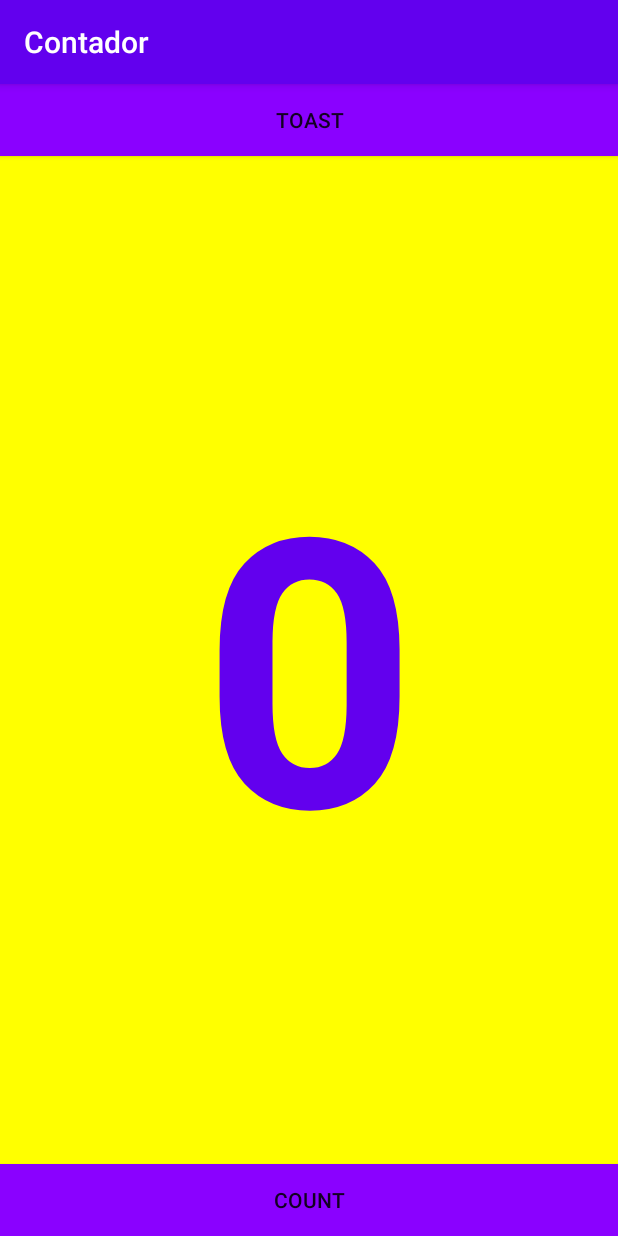
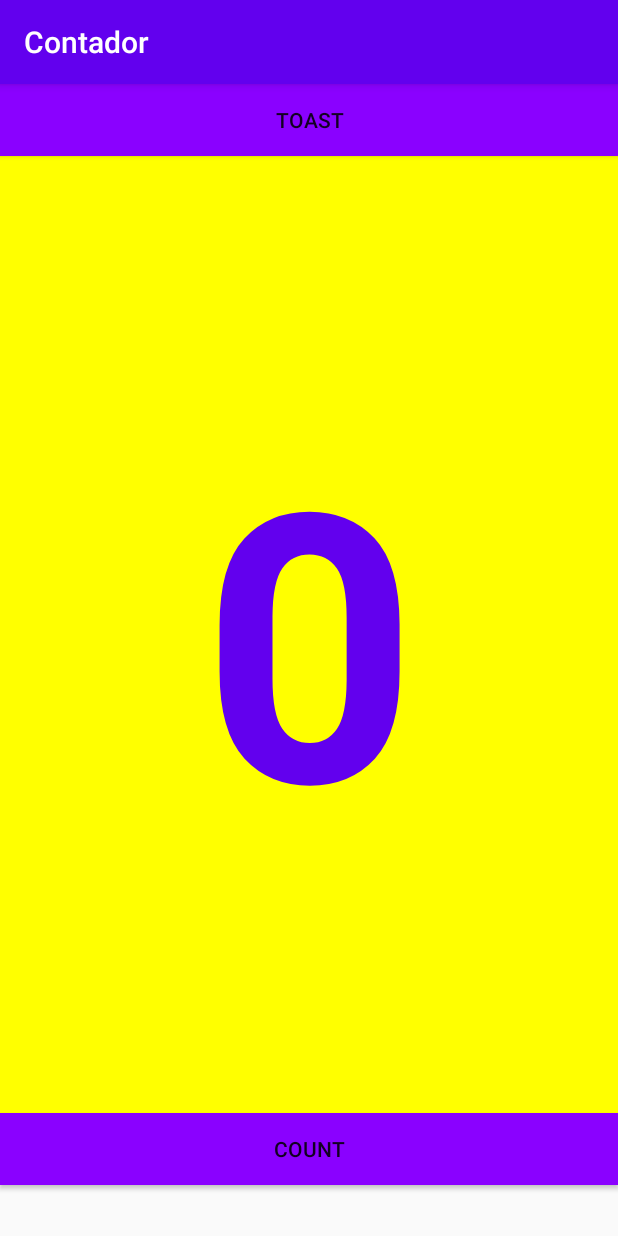
Before and after one commit to victorFdzCal/Contador, an Android app: the screen it shows after launch (MainActivity), on a phone screen of 412 x 824 dp. Run offline under Robolectric (Android 15) with nearby library versions, the phone set to English and light mode, and no system bars.

Commit message:
Hemos cambiado en la pantalla vertical constraintlayout por linearlayout

```diff
--- a/app/src/main/res/layout/activity_main.xml
+++ b/app/src/main/res/layout/activity_main.xml
@@ -1,48 +1,37 @@
 <?xml version="1.0" encoding="utf-8"?>
-<androidx.constraintlayout.widget.ConstraintLayout xmlns:android="http://schemas.android.com/apk/res/android"
+<LinearLayout xmlns:android="http://schemas.android.com/apk/res/android"
     xmlns:app="http://schemas.android.com/apk/res-auto"
     xmlns:tools="http://schemas.android.com/tools"
     android:layout_width="match_parent"
     android:layout_height="match_parent"
+    android:orientation="vertical"
     tools:context=".MainActivity">
 
     <Button
         android:id="@+id/buttonTotast"
-        android:layout_width="0dp"
+        android:layout_width="match_parent"
         android:layout_height="wrap_content"
         android:background="@color/color4"
         android:onClick="mensajeToad"
-        android:text="@string/button_label_toast"
-        app:layout_constraintEnd_toEndOf="parent"
-        app:layout_constraintHorizontal_bias="0.0"
-        app:layout_constraintStart_toStartOf="parent"
-        app:layout_constraintTop_toTopOf="parent"
-        tools:ignore="MissingConstraints" />
-
-    <Button
-        android:id="@+id/buttonCount"
-        android:layout_width="0dp"
-        android:layout_height="wrap_content"
-        android:background="@color/color4"
-        android:onClick="incrementarContador"
-        android:text="@string/button_label_count"
-        app:layout_constraintBottom_toBottomOf="parent"
-        app:layout_constraintEnd_toEndOf="parent"
-        app:layout_constraintStart_toStartOf="parent"
-        tools:ignore="MissingConstraints" />
+        android:text="@string/button_label_toast" />
 
     <TextView
         android:id="@+id/showCount"
         android:layout_width="match_parent"
-        android:layout_height="match_parent"
+        android:layout_height="638dp"
         android:background="#FFFF00"
         android:gravity="center_horizontal|center_vertical"
         android:text="@string/count_inital_value"
         android:textColor="@color/colorPrimary"
         android:textSize="250sp"
-        android:textStyle="bold"
-        app:layout_constraintBottom_toTopOf="@+id/buttonCount"
-        app:layout_constraintEnd_toEndOf="parent"
-        app:layout_constraintStart_toStartOf="parent"
-        app:layout_constraintTop_toBottomOf="@+id/buttonTotast" />
-</androidx.constraintlayout.widget.ConstraintLayout>
+        android:textStyle="bold" />
+
+    <Button
+        android:id="@+id/buttonCount"
+        android:layout_width="match_parent"
+        android:layout_height="wrap_content"
+        android:background="@color/color4"
+        android:onClick="incrementarContador"
+        android:text="@string/button_label_count" />
+
+</LinearLayout>
```
